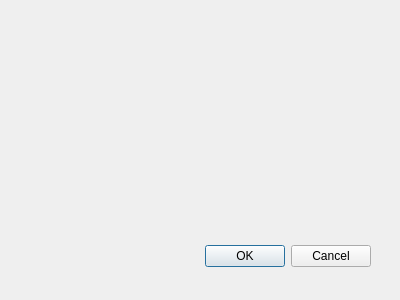
demjanp/ede_interpolation, file ede_interpolation_dialog_base.ui: the form before one commit.
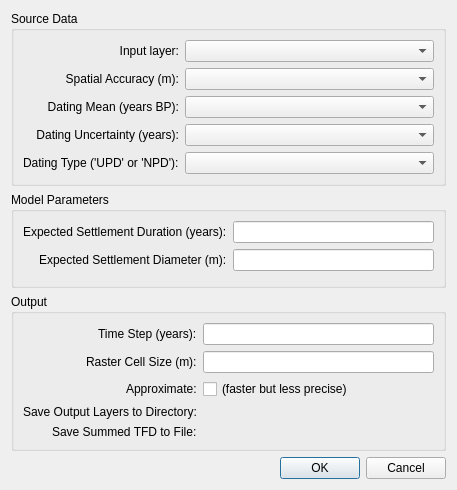
The form after the commit. Custom widgets are drawn as their Qt base class.

Patch:
```diff
--- a/ede_interpolation_dialog_base.ui
+++ b/ede_interpolation_dialog_base.ui
@@ -1,34 +1,223 @@
 <ui version="4.0" >
  <class>EDEInterpolationDialogBase</class>
- <widget class="QDialog" name="EDEInterpolationDialogBase" >
-  <property name="geometry" >
+ <widget class="QDialog" name="EDEInterpolationDialogBase">
+  <property name="geometry">
    <rect>
     <x>0</x>
     <y>0</y>
-    <width>400</width>
-    <height>300</height>
+    <width>457</width>
+    <height>490</height>
    </rect>
   </property>
   <property name="windowTitle" >
    <string>EDE Interpolation</string>
   </property>
-  <widget class="QDialogButtonBox" name="button_box" >
-   <property name="geometry" >
-    <rect>
-     <x>30</x>
-     <y>240</y>
-     <width>341</width>
-     <height>32</height>
-    </rect>
-   </property>
-   <property name="orientation" >
-    <enum>Qt::Horizontal</enum>
-   </property>
-   <property name="standardButtons" >
-    <set>QDialogButtonBox::Cancel|QDialogButtonBox::Ok</set>
-   </property>
-  </widget>
+  <layout class="QVBoxLayout" name="verticalLayout">
+   <item>
+    <widget class="QGroupBox" name="groupBox">
+     <property name="title">
+      <string>Source Data</string>
+     </property>
+     <layout class="QFormLayout" name="formLayout_3">
+      <property name="labelAlignment">
+       <set>Qt::AlignRight|Qt::AlignTrailing|Qt::AlignVCenter</set>
+      </property>
+      <item row="0" column="0">
+       <widget class="QLabel" name="label">
+        <property name="text">
+         <string>Input layer:</string>
+        </property>
+        <property name="alignment">
+         <set>Qt::AlignRight|Qt::AlignTrailing|Qt::AlignVCenter</set>
+        </property>
+       </widget>
+      </item>
+      <item row="0" column="1">
+       <widget class="QgsMapLayerComboBox" name="combo_input_layer"/>
+      </item>
+      <item row="1" column="0">
+       <widget class="QLabel" name="label_2">
+        <property name="text">
+         <string>Spatial Accuracy (m):</string>
+        </property>
+        <property name="alignment">
+         <set>Qt::AlignRight|Qt::AlignTrailing|Qt::AlignVCenter</set>
+        </property>
+       </widget>
+      </item>
+      <item row="2" column="0">
+       <widget class="QLabel" name="label_3">
+        <property name="text">
+         <string>Dating Mean (years BP):</string>
+        </property>
+        <property name="alignment">
+         <set>Qt::AlignRight|Qt::AlignTrailing|Qt::AlignVCenter</set>
+        </property>
+       </widget>
+      </item>
+      <item row="3" column="0">
+       <widget class="QLabel" name="label_4">
+        <property name="text">
+         <string>Dating Uncertainty (years):</string>
+        </property>
+        <property name="alignment">
+         <set>Qt::AlignRight|Qt::AlignTrailing|Qt::AlignVCenter</set>
+        </property>
+       </widget>
+      </item>
+      <item row="4" column="0">
+       <widget class="QLabel" name="label_5">
+        <property name="text">
+         <string>Dating Type ('UPD' or 'NPD'):</string>
+        </property>
+       </widget>
+      </item>
+      <item row="1" column="1">
+       <widget class="QgsFieldComboBox" name="combo_sp_accuracy"/>
+      </item>
+      <item row="2" column="1">
+       <widget class="QgsFieldComboBox" name="combo_dating_mean"/>
+      </item>
+      <item row="3" column="1">
+       <widget class="QgsFieldComboBox" name="combo_dating_uncert"/>
+      </item>
+      <item row="4" column="1">
+       <widget class="QgsFieldComboBox" name="combo_dating_type"/>
+      </item>
+     </layout>
+    </widget>
+   </item>
+   <item>
+    <widget class="QGroupBox" name="groupBox_2">
+     <property name="title">
+      <string>Model Parameters</string>
+     </property>
+     <layout class="QFormLayout" name="formLayout">
+      <property name="labelAlignment">
+       <set>Qt::AlignRight|Qt::AlignTrailing|Qt::AlignVCenter</set>
+      </property>
+      <item row="0" column="0">
+       <widget class="QLabel" name="label_6">
+        <property name="text">
+         <string>Expected Settlement Duration (years):</string>
+        </property>
+       </widget>
+      </item>
+      <item row="0" column="1">
+       <widget class="QLineEdit" name="edit_duration"/>
+      </item>
+      <item row="1" column="1">
+       <widget class="QLineEdit" name="edit_diameter"/>
+      </item>
+      <item row="1" column="0">
+       <widget class="QLabel" name="label_7">
+        <property name="text">
+         <string>Expected Settlement Diameter (m):</string>
+        </property>
+       </widget>
+      </item>
+     </layout>
+    </widget>
+   </item>
+   <item>
+    <widget class="QGroupBox" name="groupBox_3">
+     <property name="title">
+      <string>Output</string>
+     </property>
+     <layout class="QFormLayout" name="formLayout_2">
+      <property name="labelAlignment">
+       <set>Qt::AlignRight|Qt::AlignTrailing|Qt::AlignVCenter</set>
+      </property>
+      <item row="0" column="0">
+       <widget class="QLabel" name="label_8">
+        <property name="text">
+         <string>Time Step (years):</string>
+        </property>
+       </widget>
+      </item>
+      <item row="0" column="1">
+       <widget class="QLineEdit" name="edit_time_step"/>
+      </item>
+      <item row="1" column="0">
+       <widget class="QLabel" name="label_9">
+        <property name="text">
+         <string>Raster Cell Size (m):</string>
+        </property>
+       </widget>
+      </item>
+      <item row="1" column="1">
+       <widget class="QLineEdit" name="edit_cell_size"/>
+      </item>
+      <item row="5" column="0">
+       <widget class="QLabel" name="label_10">
+        <property name="text">
+         <string>Save Summed TFD to File:</string>
+        </property>
+       </widget>
+      </item>
+      <item row="5" column="1">
+       <widget class="QgsFileWidget" name="file_summed">
+        <property name="filter">
+         <string>Comma-separated Values (*.csv)</string>
+        </property>
+       </widget>
+      </item>
+      <item row="4" column="1">
+       <widget class="QgsFileWidget" name="path_layers"/>
+      </item>
+      <item row="4" column="0">
+       <widget class="QLabel" name="label_11">
+        <property name="text">
+         <string>Save Output Layers to Directory:</string>
+        </property>
+       </widget>
+      </item>
+      <item row="2" column="0">
+       <widget class="QLabel" name="label_12">
+        <property name="text">
+         <string>Approximate:</string>
+        </property>
+       </widget>
+      </item>
+      <item row="2" column="1">
+       <widget class="QCheckBox" name="check_approximate">
+        <property name="text">
+         <string>(faster but less precise)</string>
+        </property>
+       </widget>
+      </item>
+     </layout>
+    </widget>
+   </item>
+   <item>
+    <widget class="QDialogButtonBox" name="button_box">
+     <property name="orientation">
+      <enum>Qt::Horizontal</enum>
+     </property>
+     <property name="standardButtons">
+      <set>QDialogButtonBox::Cancel|QDialogButtonBox::Ok</set>
+     </property>
+    </widget>
+   </item>
+  </layout>
  </widget>
+ <customwidgets>
+  <customwidget>
+   <class>QgsFieldComboBox</class>
+   <extends>QComboBox</extends>
+   <header>qgsfieldcombobox.h</header>
+  </customwidget>
+  <customwidget>
+   <class>QgsFileWidget</class>
+   <extends>QWidget</extends>
+   <header>qgsfilewidget.h</header>
+  </customwidget>
+  <customwidget>
+   <class>QgsMapLayerComboBox</class>
+   <extends>QComboBox</extends>
+   <header>qgsmaplayercombobox.h</header>
+  </customwidget>
+ </customwidgets>
  <resources/>
  <connections>
   <connection>
```
Left out of the diff: 49 changed lines with no effect on the pictures.
